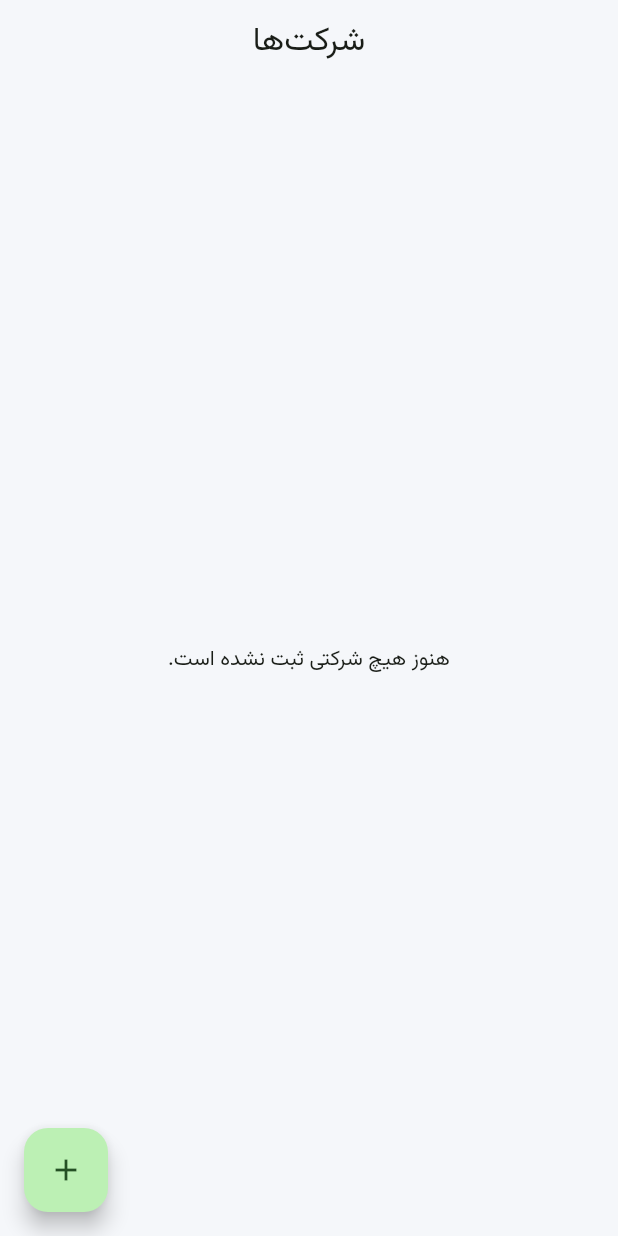
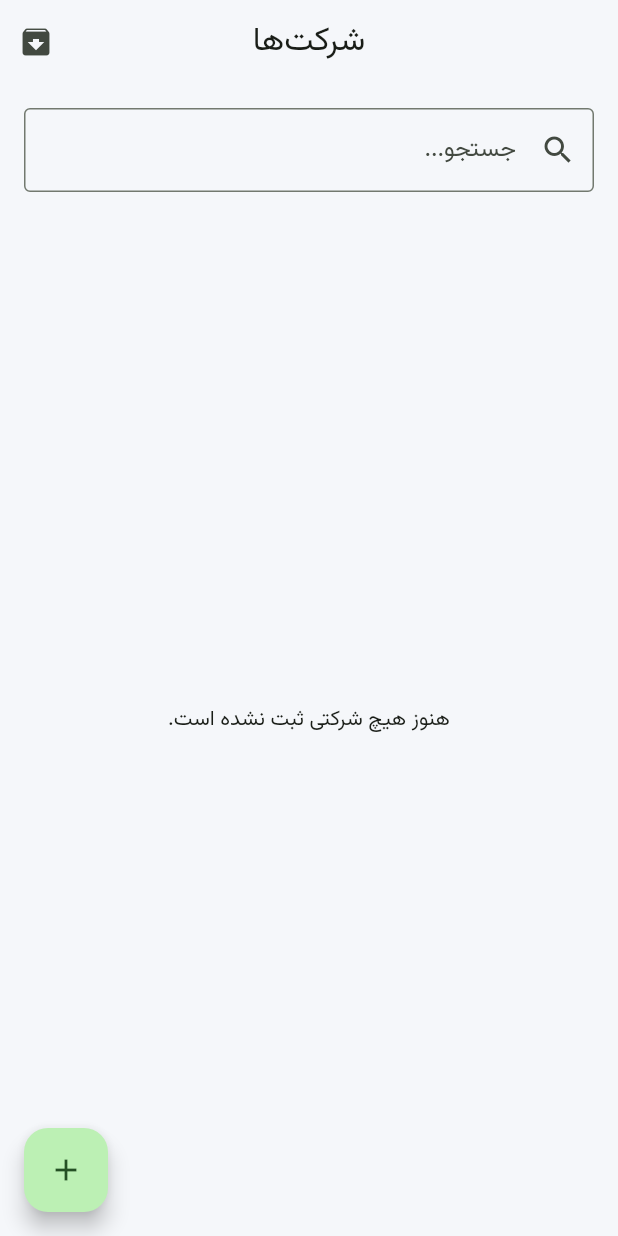
Before and after one commit to arsalanbastan/PharmaFlow, a Flutter app: the screen it shows after launch, on a phone screen of 412 x 824 dp. Run offline on Flutter 3.47's test engine with Material 3 defaults, Android fonts, the phone set to English and light mode, and no system bars; our stand-ins replace flutter_riverpod, freezed_annotation, go_router; missing offline and left inert: sqlite3; statements that could not run were skipped.

Commit message:
feat(company): stable company list ui

```diff
--- a/apps/mobile/lib/features/company/presentation/pages/company_list_page.dart
+++ b/apps/mobile/lib/features/company/presentation/pages/company_list_page.dart
@@ -13,13 +13,20 @@ class CompanyListPage extends ConsumerStatefulWidget {
 }
 
 class _CompanyListPageState extends ConsumerState<CompanyListPage> {
+  final TextEditingController _searchController = TextEditingController();
+  bool _includeArchived = false;
+
   @override
   void initState() {
     super.initState();
 
-    Future.microtask(() {
-      ref.read(companyProvider.notifier).loadCompanies();
-    });
+    Future.microtask(_loadCompanies);
+  }
+
+  Future<void> _loadCompanies() async {
+    await ref
+        .read(companyProvider.notifier)
+        .loadCompanies(includeArchived: _includeArchived);
   }
 
   Future<void> _openCreatePage() async {
@@ -49,6 +56,12 @@ class _CompanyListPageState extends ConsumerState<CompanyListPage> {
   }
 
   @override
+  void dispose() {
+    _searchController.dispose();
+    super.dispose();
+  }
+
+  @override
   Widget build(BuildContext context) {
     final state = ref.watch(companyProvider);
 
@@ -57,12 +70,43 @@ class _CompanyListPageState extends ConsumerState<CompanyListPage> {
       child: Scaffold(
         appBar: AppBar(
           title: const Text('شرکت‌ها'),
+          actions: [
+            IconButton(
+              onPressed: () async {
+                setState(() => _includeArchived = !_includeArchived);
+                await _loadCompanies();
+              },
+              icon: Icon(
+                _includeArchived ? Icons.archive_outlined : Icons.archive,
+              ),
+              tooltip: _includeArchived ? 'نمایش شرکت‌های فعال' : 'نمایش همه شرکت‌ها',
+            ),
+          ],
         ),
       floatingActionButton: FloatingActionButton(
         onPressed: _openCreatePage,
         child: const Icon(Icons.add),
       ),
-        body: Builder(
+        body: Column(
+          children: [
+            Padding(
+              padding: const EdgeInsets.fromLTRB(16, 16, 16, 8),
+              child: Directionality(
+                textDirection: TextDirection.rtl,
+                child: TextField(
+                  controller: _searchController,
+                  textAlign: TextAlign.right,
+                  decoration: const InputDecoration(
+                    hintText: 'جستجو...',
+                    prefixIcon: Icon(Icons.search),
+                    border: OutlineInputBorder(),
+                  ),
+                  onChanged: (_) => setState(() {}),
+                ),
+              ),
+            ),
+            Expanded(
+              child: Builder(
                 builder: (_) {
                   if (state.isLoading) {
                     return const Center(
@@ -91,15 +135,42 @@ class _CompanyListPageState extends ConsumerState<CompanyListPage> {
                     );
                   }
 
+                  final query = _searchController.text.trim().toLowerCase();
+                  final filteredCompanies = query.isEmpty
+                      ? state.companies
+                      : state.companies.where((company) {
+                          final searchableValues = [
+                            company.name,
+                            company.nationalId,
+                            company.visitorName,
+                            company.visitorPhone,
+                            company.accountantName,
+                            company.accountantPhone,
+                          ];
+
+                          return searchableValues.any(
+                            (value) =>
+                                (value ?? '').toLowerCase().contains(query),
+                          );
+                        }).toList();
+
+                  if (filteredCompanies.isEmpty) {
+                    return const Center(
+                      child: Text(
+                        'موردی یافت نشد.',
+                        textAlign: TextAlign.right,
+                      ),
+                    );
+                  }
+
                   return RefreshIndicator(
-              onRefresh: () =>
-                  ref.read(companyProvider.notifier).loadCompanies(),
+                    onRefresh: _loadCompanies,
                     child: ListView.separated(
-                padding: const EdgeInsets.all(16),
-                itemCount: state.companies.length,
+                      padding: const EdgeInsets.fromLTRB(16, 8, 16, 16),
+                      itemCount: filteredCompanies.length,
                       separatorBuilder: (_, __) => const SizedBox(height: 12),
                       itemBuilder: (context, index) {
-                  final company = state.companies[index];
+                        final company = filteredCompanies[index];
 
                         return GestureDetector(
                           onTap: () => _openEditPage(company),
@@ -175,6 +246,9 @@ class _CompanyListPageState extends ConsumerState<CompanyListPage> {
                 },
               ),
             ),
+          ],
+        ),
+      ),
     );
   }
 }
```
Also changed, not shown: apps/mobile/lib/features/company/presentation/pages/company_form_page.dart (+42 -0 lines). Lines whose indentation alone changed are shown as unchanged.
